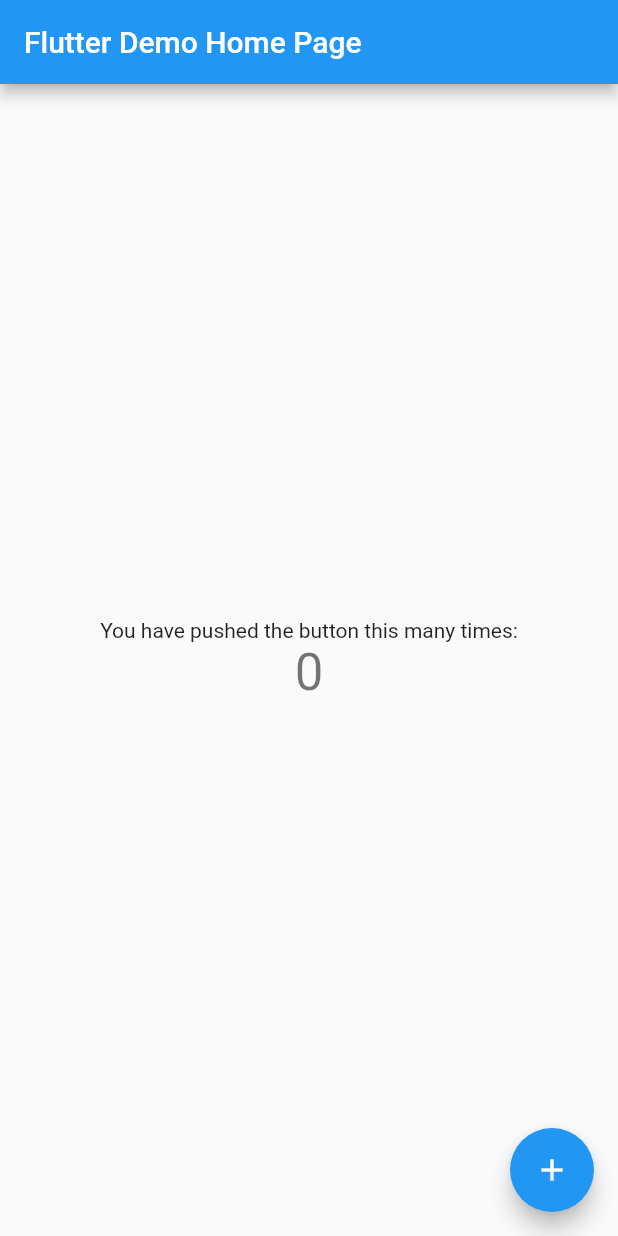
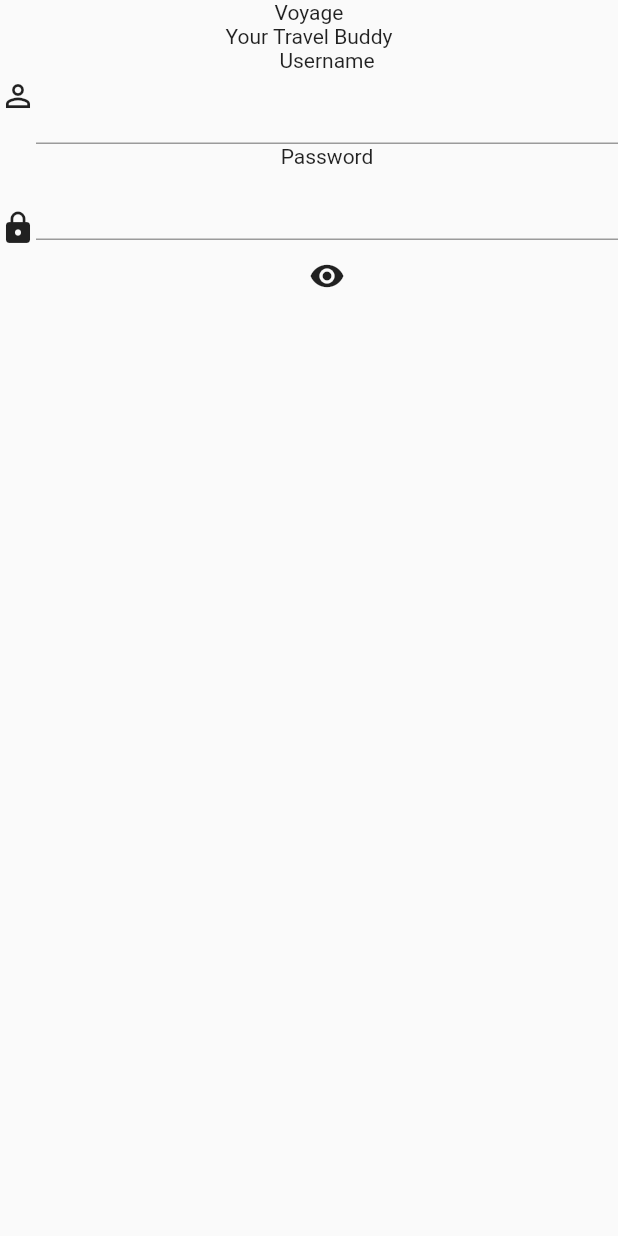
Before and after one commit to iamsatriya/dicoding-voyage, a Flutter app: the screen it shows after launch, on a phone screen of 412 x 824 dp. Run offline on Flutter 3.47's test engine with Material 2 defaults, Android fonts, the phone set to English and light mode, and no system bars.

Commit message:
adding log in

```diff
--- a/lib/main.dart
+++ b/lib/main.dart
@@ -1,117 +1,13 @@
 import 'package:flutter/material.dart';
-
+import 'package:voyage/screen/LoginScreen.dart';
 void main() {
   runApp(MyApp());
 }
-
 class MyApp extends StatelessWidget {
-  // This widget is the root of your application.
   @override
   Widget build(BuildContext context) {
     return MaterialApp(
-      title: 'Flutter Demo',
-      theme: ThemeData(
-        // This is the theme of your application.
-        //
-        // Try running your application with "flutter run". You'll see the
-        // application has a blue toolbar. Then, without quitting the app, try
-        // changing the primarySwatch below to Colors.green and then invoke
-        // "hot reload" (press "r" in the console where you ran "flutter run",
-        // or simply save your changes to "hot reload" in a Flutter IDE).
-        // Notice that the counter didn't reset back to zero; the application
-        // is not restarted.
-        primarySwatch: Colors.blue,
-        // This makes the visual density adapt to the platform that you run
-        // the app on. For desktop platforms, the controls will be smaller and
-        // closer together (more dense) than on mobile platforms.
-        visualDensity: VisualDensity.adaptivePlatformDensity,
-      ),
-      home: MyHomePage(title: 'Flutter Demo Home Page'),
+      home: LoginScreen(),
     );
   }
 }
-
-class MyHomePage extends StatefulWidget {
-  MyHomePage({Key key, this.title}) : super(key: key);
-
-  // This widget is the home page of your application. It is stateful, meaning
-  // that it has a State object (defined below) that contains fields that affect
-  // how it looks.
-
-  // This class is the configuration for the state. It holds the values (in this
-  // case the title) provided by the parent (in this case the App widget) and
-  // used by the build method of the State. Fields in a Widget subclass are
-  // always marked "final".
-
-  final String title;
-
-  @override
-  _MyHomePageState createState() => _MyHomePageState();
-}
-
-class _MyHomePageState extends State<MyHomePage> {
-  int _counter = 0;
-
-  void _incrementCounter() {
-    setState(() {
-      // This call to setState tells the Flutter framework that something has
-      // changed in this State, which causes it to rerun the build method below
-      // so that the display can reflect the updated values. If we changed
-      // _counter without calling setState(), then the build method would not be
-      // called again, and so nothing would appear to happen.
-      _counter++;
-    });
-  }
-
-  @override
-  Widget build(BuildContext context) {
-    // This method is rerun every time setState is called, for instance as done
-    // by the _incrementCounter method above.
-    //
-    // The Flutter framework has been optimized to make rerunning build methods
-    // fast, so that you can just rebuild anything that needs updating rather
-    // than having to individually change instances of widgets.
-    return Scaffold(
-      appBar: AppBar(
-        // Here we take the value from the MyHomePage object that was created by
-        // the App.build method, and use it to set our appbar title.
-        title: Text(widget.title),
-      ),
-      body: Center(
-        // Center is a layout widget. It takes a single child and positions it
-        // in the middle of the parent.
-        child: Column(
-          // Column is also a layout widget. It takes a list of children and
-          // arranges them vertically. By default, it sizes itself to fit its
-          // children horizontally, and tries to be as tall as its parent.
-          //
-          // Invoke "debug painting" (press "p" in the console, choose the
-          // "Toggle Debug Paint" action from the Flutter Inspector in Android
-          // Studio, or the "Toggle Debug Paint" command in Visual Studio Code)
-          // to see the wireframe for each widget.
-          //
-          // Column has various properties to control how it sizes itself and
-          // how it positions its children. Here we use mainAxisAlignment to
-          // center the children vertically; the main axis here is the vertical
-          // axis because Columns are vertical (the cross axis would be
-          // horizontal).
-          mainAxisAlignment: MainAxisAlignment.center,
-          children: <Widget>[
-            Text(
-              'You have pushed the button this many times:',
-            ),
-            Text(
-              '$_counter',
-              style: Theme.of(context).textTheme.headline4,
-            ),
-          ],
-        ),
-      ),
-      floatingActionButton: FloatingActionButton(
-        onPressed: _incrementCounter,
-        tooltip: 'Increment',
-        child: Icon(Icons.add),
-      ), // This trailing comma makes auto-formatting nicer for build methods.
-    );
-  }
-}
--- /dev/null
+++ b/lib/screen/LoginScreen.dart
@@ -0,0 +1,55 @@
+import 'package:flutter/material.dart';
+import 'package:voyage/widget/AppHeader.dart';
+import 'package:voyage/widget/LoginInput.dart';
+
+class LoginScreen extends StatefulWidget {
+  @override
+  _LoginScreenState createState() => _LoginScreenState();
+}
+
+class _LoginScreenState extends State<LoginScreen> {
+  String username = '';
+  String password = '';
+  bool isHidePassword = true;
+
+  @override
+  Widget build(BuildContext context) {
+    return Scaffold(
+      body: Column(
+        children: [
+          AppHeader(),
+          Column(
+            children: [
+              LoginInput(
+                icon: Icon(Icons.perm_identity),
+                label: 'Username',
+                onChangeInput: (String val) {
+                  setState(() {
+                    username = val;
+                    print(username);
+                  });
+                },
+              ),
+              LoginInput(
+                icon: Icon(Icons.lock),
+                label: 'Password',
+                onChangeInput: (String val) {
+                  setState(() {
+                    password = val;
+                    print(password);
+                  });
+                },
+                isHidePassword: isHidePassword,
+                showHidePassword: () {
+                  setState(() {
+                    isHidePassword = !isHidePassword;
+                  });
+                },
+              )
+            ],
+          ),
+        ],
+      ),
+    );
+  }
+}
--- /dev/null
+++ b/lib/widget/AppHeader.dart
@@ -0,0 +1,12 @@
+import 'package:flutter/material.dart';
+
+class AppHeader extends StatelessWidget {
+  @override
+  Widget build(BuildContext context) {
+    return Center(
+      child: Column(
+        children: [Text('Voyage'), Text('Your Travel Buddy')],
+      ),
+    );
+  }
+}
--- /dev/null
+++ b/lib/widget/LoginInput.dart
@@ -0,0 +1,51 @@
+import 'package:flutter/material.dart';
+
+class LoginInput extends StatelessWidget {
+  final TextEditingController textfieldController = TextEditingController();
+  final Function(String) onChangeInput;
+  final Function showHidePassword;
+  final String label;
+  final Icon icon;
+  final bool isHidePassword;
+
+  LoginInput(
+      {Key key,
+      @required this.onChangeInput,
+      @required this.label,
+      @required this.icon,
+      this.isHidePassword = true,
+      this.showHidePassword})
+      : super(key: key);
+
+  @override
+  Widget build(BuildContext context) {
+    return Row(
+      children: [
+        icon,
+        Flexible(
+            child: Column(
+          children: [
+            Text(label),
+            TextField(
+              controller: textfieldController,
+              // TODO: fix onChange for call onChangeInput with parameter
+              //onChanged: onChangeInput('text'),
+              onEditingComplete: () => onChangeInput(textfieldController.text),
+              obscureText: label.toLowerCase() == 'password' && isHidePassword
+                  ? true
+                  : false,
+            ),
+            Visibility(
+              visible: label.toLowerCase() == 'password' ? true : false,
+              child: IconButton(
+                icon: Icon(
+                    isHidePassword ? Icons.visibility : Icons.visibility_off),
+                onPressed: showHidePassword,
+              ),
+            ),
+          ],
+        ))
+      ],
+    );
+  }
+}
--- a/pubspec.yaml
+++ b/pubspec.yaml
@@ -44,6 +44,8 @@ flutter:
   # the material Icons class.
   uses-material-design: true
 
+  assets:
+    - images/
   # To add assets to your application, add an assets section, like this:
   # assets:
   #   - images/a_dot_burr.jpeg
```
Also changed, not shown: 1 other file.
